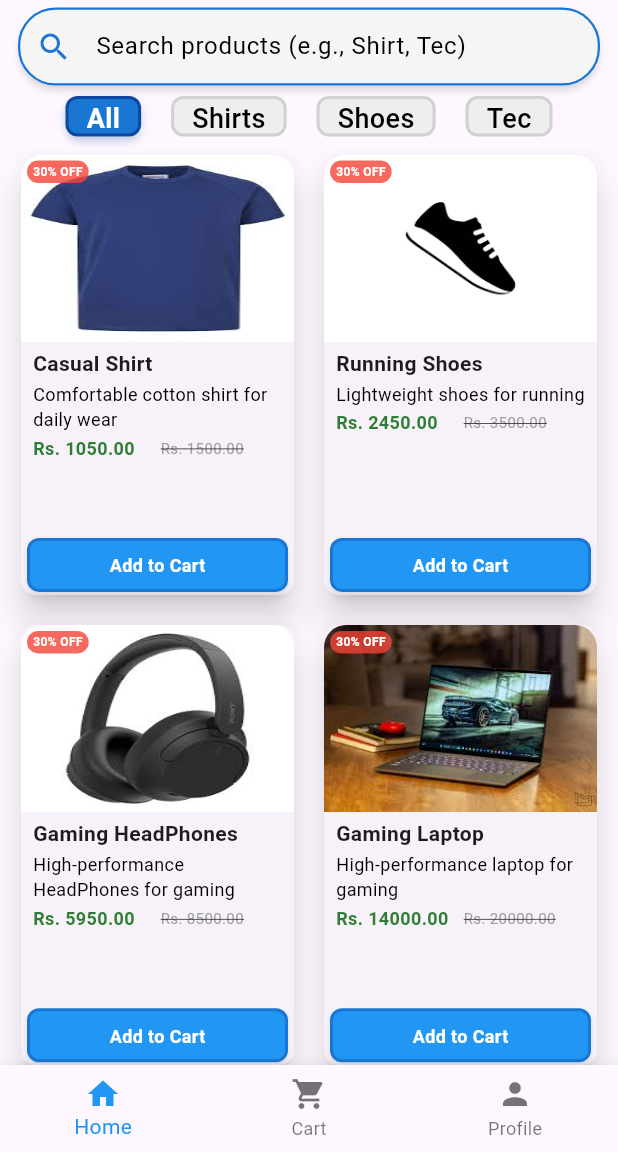
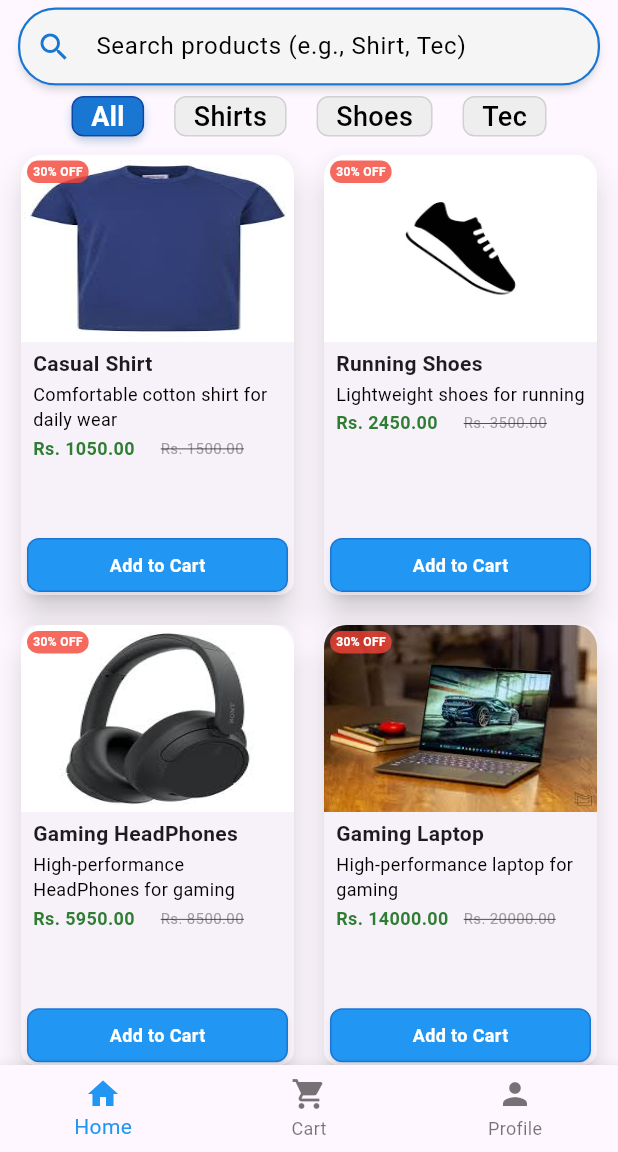
Before and after one commit to Mrsaqib2002/EcomShopingApp, a Flutter app: the DashboardScreen screen opened by its route, on a phone screen of 412 x 824 dp, the part 84-1236 px from its top. Run offline on Flutter 3.47's test engine with Material 3 defaults, Android fonts, the phone set to English and light mode, and no system bars; our stand-ins replace font_awesome_flutter; accounts and stored records are empty.

Commit message:
My Changes

```diff
--- a/lib/utilities/custumbutton.dart
+++ b/lib/utilities/custumbutton.dart
@@ -1,130 +1,44 @@
-// import 'package:flutter/material.dart';
-//
-// /// A reusable custom button widget with functionality, validation, and decoration.
-// class CustomButton extends StatelessWidget {
-//   /// Text to display on the button.
-//   final String text;
-//
-//   /// Callback function when the button is pressed.
-//   final VoidCallback? onPressed;
-//
-//   /// Whether the button is enabled or disabled.
-//   final bool isEnabled;
-//
-//   /// Optional validator function that returns true if the button should be enabled.
-//   final bool Function()? validator;
-//
-//   /// Background color of the button.
-//   final Color backgroundColor;
-//
-//   /// Text color of the button.
-//   final Color textColor;
-//
-//   /// Border color of the button.
-//   final Color borderColor;
-//
-//   /// Border radius of the button.
-//   final double borderRadius;
-//
-//   /// Padding inside the button.
-//   final EdgeInsets padding;
-//
-//   /// Font size of the button text.
-//   final double fontSize;
-//
-//   /// Font weight of the button text.
-//   final FontWeight fontWeight;
-//
-//   /// Optional icon to display before the text.
-//   final IconData? icon;
-//
-//   /// Elevation (shadow) of the button.
-//   final double elevation;
-//
-//   const CustomButton({
-//     Key? key,
-//     required this.text,
-//     this.onPressed,
-//     this.isEnabled = true,
-//     this.validator,
-//     this.backgroundColor = Colors.blue,
-//     this.textColor = Colors.white,
-//     this.borderColor = Colors.blue,
-//     this.borderRadius = 12.0,
-//     this.padding = const EdgeInsets.symmetric(horizontal: 24, vertical: 12),
-//     this.fontSize = 16.0,
-//     this.fontWeight = FontWeight.bold,
-//     this.icon,
-//     this.elevation = 4.0,
-//   }) : super(key: key);
-//
-//   @override
-//   Widget build(BuildContext context) {
-//     // Determine if button should be enabled based on isEnabled and validator
-//     final bool isButtonEnabled = isEnabled && (validator == null || validator!());
-//
-//     return Material(
-//       elevation: isButtonEnabled ? elevation : 0,
-//       borderRadius: BorderRadius.circular(borderRadius),
-//       shadowColor: Colors.grey.withOpacity(0.3),
-//       child: InkWell(
-//         onTap: isButtonEnabled ? onPressed : null,
-//         borderRadius: BorderRadius.circular(borderRadius),
-//         child: Container(
-//           padding: padding,
-//           decoration: BoxDecoration(
-//             color: isButtonEnabled ? backgroundColor : Colors.grey[300],
-//             border: Border.all(
-//               color: isButtonEnabled ? borderColor : Colors.grey[400]!,
-//               width: 1,
-//             ),
-//             borderRadius: BorderRadius.circular(borderRadius),
-//           ),
-//           child: Row(
-//             mainAxisSize: MainAxisSize.min,
-//             mainAxisAlignment: MainAxisAlignment.center,
-//             children: [
-//               if (icon != null) ...[
-//                 Icon(
-//                   icon,
-//                   color: isButtonEnabled ? textColor : Colors.grey[600],
-//                   size: fontSize + 4,
-//                 ),
-//                 SizedBox(width: 8),
-//               ],
-//               Center(
-//                 child: Text(
-//                   text,
-//                   style: TextStyle(
-//                     color: isButtonEnabled ? textColor : Colors.black,
-//                     fontSize: fontSize,
-//                     fontWeight: fontWeight,
-//                   ),
-//                 ),
-//               ),
-//             ],
-//           ),
-//         ),
-//       ),
-//     );
-//   }
-// }
 import 'package:flutter/material.dart';
 
 /// A reusable custom button widget with functionality, validation, and decoration.
 class CustomButton extends StatelessWidget {
+  /// Text to display on the button.
   final String text;
+
+  /// Callback function when the button is pressed.
   final VoidCallback? onPressed;
+
+  /// Whether the button is enabled or disabled.
   final bool isEnabled;
+
+  /// Optional validator function that returns true if the button should be enabled.
   final bool Function()? validator;
+
+  /// Background color of the button.
   final Color backgroundColor;
+
+  /// Text color of the button.
   final Color textColor;
+
+  /// Border color of the button.
   final Color borderColor;
+
+  /// Border radius of the button.
   final double borderRadius;
+
+  /// Padding inside the button.
   final EdgeInsets padding;
+
+  /// Font size of the button text.
   final double fontSize;
+
+  /// Font weight of the button text.
   final FontWeight fontWeight;
+
+  /// Optional icon to display before the text.
   final IconData? icon;
+
+  /// Elevation (shadow) of the button.
   final double elevation;
 
   const CustomButton({
@@ -146,6 +60,7 @@ class CustomButton extends StatelessWidget {
 
   @override
   Widget build(BuildContext context) {
+    // Determine if button should be enabled based on isEnabled and validator
     final bool isButtonEnabled = isEnabled && (validator == null || validator!());
 
     return Material(
@@ -161,7 +76,7 @@ class CustomButton extends StatelessWidget {
             color: isButtonEnabled ? backgroundColor : Colors.grey[300],
             border: Border.all(
               color: isButtonEnabled ? borderColor : Colors.grey[400]!,
-              width: 2,
+              width: 1,
             ),
             borderRadius: BorderRadius.circular(borderRadius),
           ),
@@ -177,12 +92,14 @@ class CustomButton extends StatelessWidget {
                 ),
                 SizedBox(width: 8),
               ],
-              Text(
-                text,
-                style: TextStyle(
-                  color: isButtonEnabled ? textColor : Colors.grey[600],
-                  fontSize: fontSize,
-                  fontWeight: fontWeight,
+              Center(
+                child: Text(
+                  text,
+                  style: TextStyle(
+                    color: isButtonEnabled ? textColor : Colors.black,
+                    fontSize: fontSize,
+                    fontWeight: fontWeight,
+                  ),
                 ),
               ),
             ],
```
